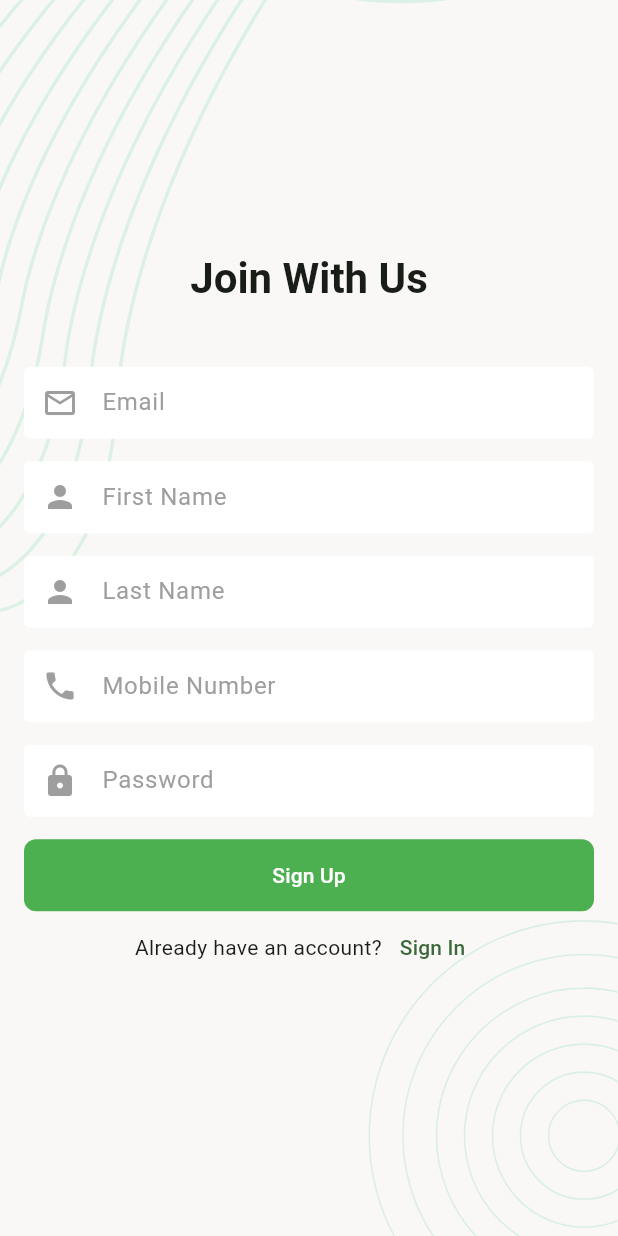
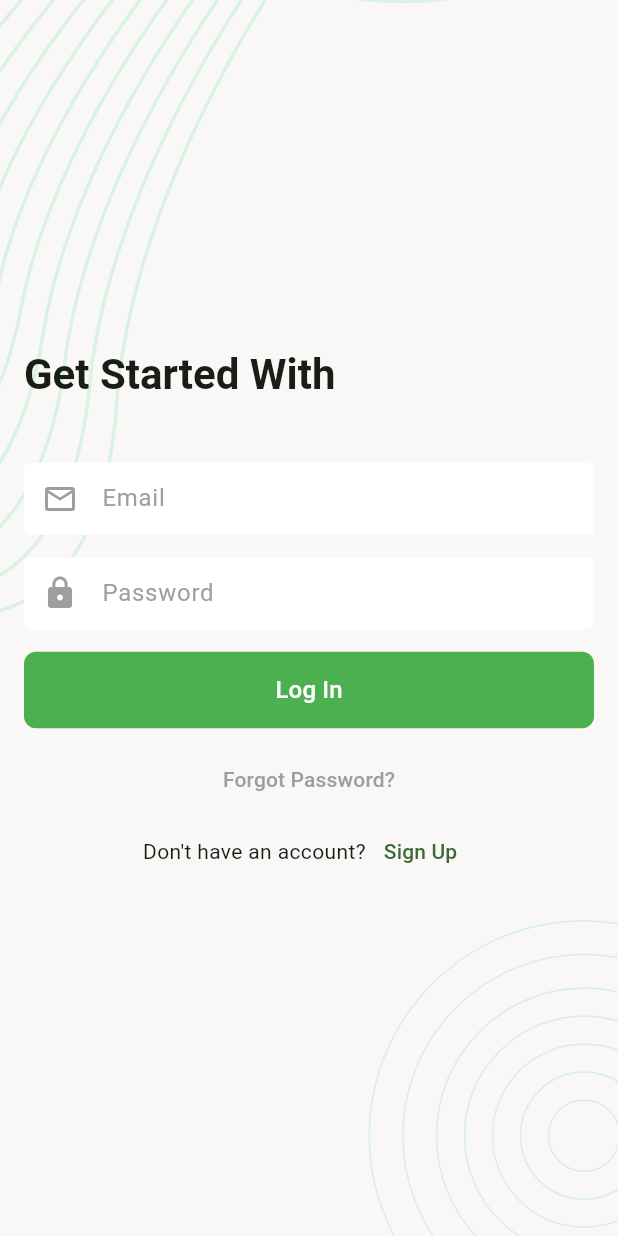
Before and after one commit to iqbal221/Task_Manager_App, a Flutter app: the screen it shows after launch, on a phone screen of 412 x 824 dp. Run offline on Flutter 3.47's test engine with Material 3 defaults, Android fonts, the light colour scheme and no system bars; our stand-ins replace email_validator, flutter_svg, logger.

Commit message:
login screen added

```diff
--- a/lib/app.dart
+++ b/lib/app.dart
@@ -1,4 +1,5 @@
 import 'package:flutter/material.dart';
+import 'package:task_manager_apps/presentation/screens/login_screen.dart';
 import 'package:task_manager_apps/presentation/screens/main_nav_bar_screen.dart';
 import 'package:task_manager_apps/presentation/screens/sign_up_screen.dart';
 import 'package:task_manager_apps/presentation/screens/splash_screen.dart';
@@ -37,10 +38,11 @@ class TaskManagerApp extends StatelessWidget {
           ),
         ),
       ),
-      initialRoute: SignUpScreen.name,
+      initialRoute: LoginScreen.name,
       routes: {
         SplashScreen.name: (_) => SplashScreen(),
         MainNavBarScreen.name: (_) => MainNavBarScreen(),
+        LoginScreen.name: (_) => LoginScreen(),
         SignUpScreen.name: (_) => SignUpScreen(),
       },
     );
--- /dev/null
+++ b/lib/presentation/screens/login_screen.dart
@@ -0,0 +1,135 @@
+import 'package:email_validator/email_validator.dart';
+import 'package:flutter/material.dart';
+import 'package:task_manager_apps/presentation/screens/sign_up_screen.dart';
+import 'package:task_manager_apps/presentation/widgets/screen_background.dart';
+
+class LoginScreen extends StatefulWidget {
+  const LoginScreen({super.key});
+
+  static const String name = '/login';
+
+  @override
+  State<LoginScreen> createState() => _LoginScreenState();
+}
+
+class _LoginScreenState extends State<LoginScreen> {
+  final TextEditingController _emailTEController = TextEditingController();
+  final TextEditingController _passwordTEController = TextEditingController();
+  final GlobalKey<FormState> _formKey = GlobalKey<FormState>();
+
+  bool _loginInProgress = false;
+
+  @override
+  Widget build(BuildContext context) {
+    return Scaffold(
+      body: ScreenBackground(
+        child: Padding(
+          padding: const EdgeInsets.all(16),
+          child: Form(
+            key: _formKey,
+            child: Column(
+              mainAxisAlignment: MainAxisAlignment.center,
+              crossAxisAlignment: CrossAxisAlignment.start,
+              children: [
+                Text(
+                  'Get Started With',
+                  style: Theme.of(context).textTheme.titleLarge,
+                ),
+                const SizedBox(height: 40),
+                TextFormField(
+                  controller: _emailTEController,
+                  decoration: InputDecoration(
+                    hintText: 'Email',
+                    hintStyle: TextStyle(color: Colors.grey),
+                    prefixIcon: Icon(Icons.email_outlined, color: Colors.grey),
+                  ),
+                  validator: (String? value) {
+                    String inputText = value ?? '';
+                    if (EmailValidator.validate(inputText) == false) {
+                      return 'Enter a valid email';
+                    }
+                    return null;
+                  },
+                ),
+                const SizedBox(height: 15),
+                TextFormField(
+                  controller: _passwordTEController,
+                  obscureText: true,
+                  decoration: InputDecoration(
+                    hintText: 'Password',
+                    hintStyle: TextStyle(color: Colors.grey),
+                    prefixIcon: Icon(Icons.lock, color: Colors.grey),
+                  ),
+                  validator: (String? value) {
+                    if ((value?.length ?? 0) <= 6) {
+                      return 'Password should more than 6 letters';
+                    }
+                    return null;
+                  },
+                ),
+                const SizedBox(height: 15),
+                FilledButton(
+                  onPressed: _onTapLoginButton,
+                  child: Text("Log In", style: TextStyle(fontSize: 16)),
+                ),
+                const SizedBox(height: 10),
+                Center(
+                  child: TextButton(
+                    onPressed: () {},
+                    child: Text(
+                      'Forgot Password?',
+                      style: TextStyle(color: Colors.grey),
+                    ),
+                  ),
+                ),
+                Row(
+                  mainAxisAlignment: MainAxisAlignment.center,
+                  children: [
+                    Text("Don't have an account?"),
+                    TextButton(
+                      onPressed: _onTapSignUpButton,
+                      child: Text("Sign Up"),
+                    ),
+                  ],
+                ),
+              ],
+            ),
+          ),
+        ),
+      ),
+    );
+  }
+
+  void _onTapSignUpButton() {
+    Navigator.push(
+      context,
+      MaterialPageRoute(builder: (context) => SignUpScreen()),
+    );
+  }
+
+  void _onTapLoginButton() {
+    if (_formKey.currentState!.validate()) {
+      _login();
+    }
+  }
+
+  Future<void> _login() async {
+
+    Map<String, dynamic> requestBody = {
+      "email": _emailTEController.text.trim(),
+      "password": _passwordTEController.text.trim(),
+    };
+  }
+
+  void _onTapClearText() {
+    _emailTEController.clear();
+    _passwordTEController.clear();
+  }
+
+  @override
+  void dispose() {
+    _emailTEController.dispose();
+    _passwordTEController.dispose();
+    super.dispose();
+  }
+}
--- a/lib/presentation/screens/sign_up_screen.dart
+++ b/lib/presentation/screens/sign_up_screen.dart
@@ -33,12 +33,12 @@ class _SignUpScreenState extends State<SignUpScreen> {
           child: Form(
             key: _formKey,
             child: Column(
+              crossAxisAlignment: CrossAxisAlignment.start,
               mainAxisAlignment: MainAxisAlignment.center,
               children: [
                 Text(
                   "Join With Us",
                   style: Theme.of(context).textTheme.titleLarge,
-                  textAlign: TextAlign.start,
                 ),
                 const SizedBox(height: 40),
                 TextFormField(
@@ -131,7 +131,7 @@ class _SignUpScreenState extends State<SignUpScreen> {
                   replacement: Center(child: CircularProgressIndicator()),
                   child: FilledButton(
                     onPressed: _onTapSignUpButton,
-                    child: Text("Sign Up"),
+                    child: Text("Sign Up", style: TextStyle(fontSize: 16)),
                   ),
                 ),
                 Row(
@@ -140,7 +140,7 @@ class _SignUpScreenState extends State<SignUpScreen> {
                     Text("Already have an account?"),
                     TextButton(
                       onPressed: _onTapSignInButton,
-                      child: Text("Sign In"),
+                      child: Text("Log In"),
                     ),
                   ],
                 ),
@@ -152,7 +152,9 @@ class _SignUpScreenState extends State<SignUpScreen> {
     );
   }
 
-  void _onTapSignInButton() {}
+  void _onTapSignInButton() {
+    Navigator.pop(context);
+  }
 
   void _onTapSignUpButton() {
     if (_formKey.currentState!.validate()) {
```
